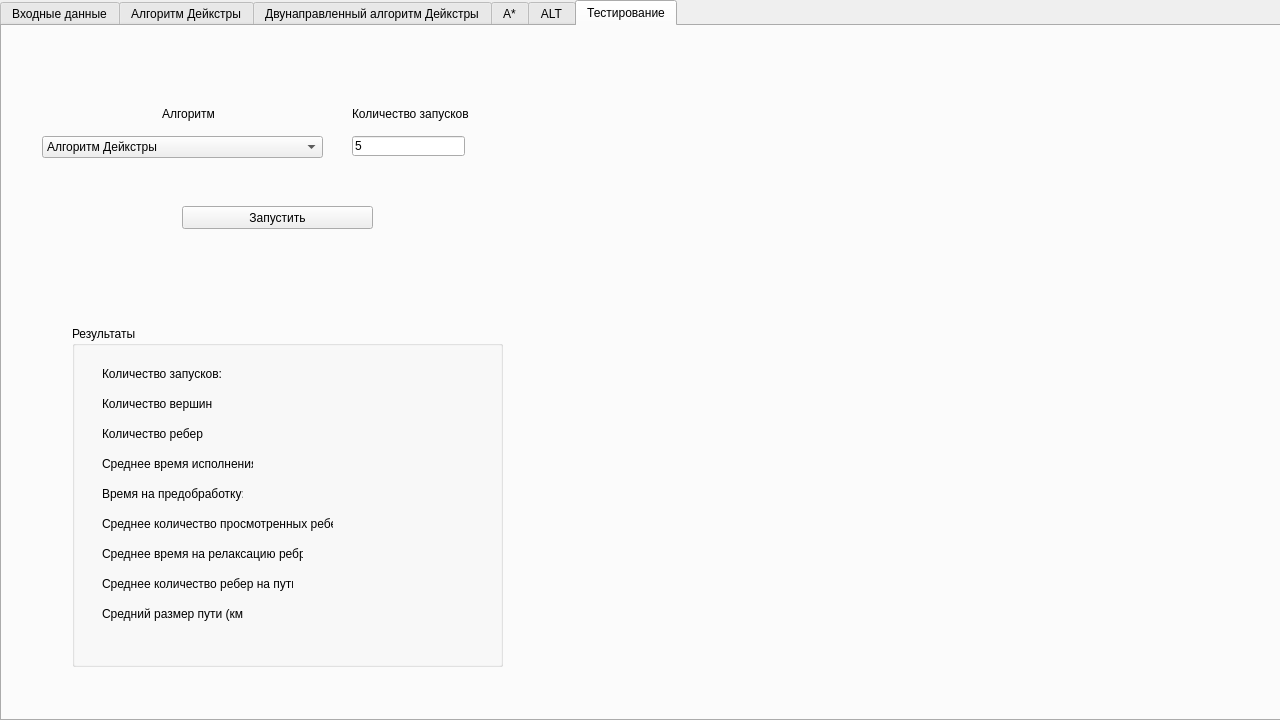
mchrome/ShortestPathComparisonApp, file ui/PFA.ui: the form before one commit.
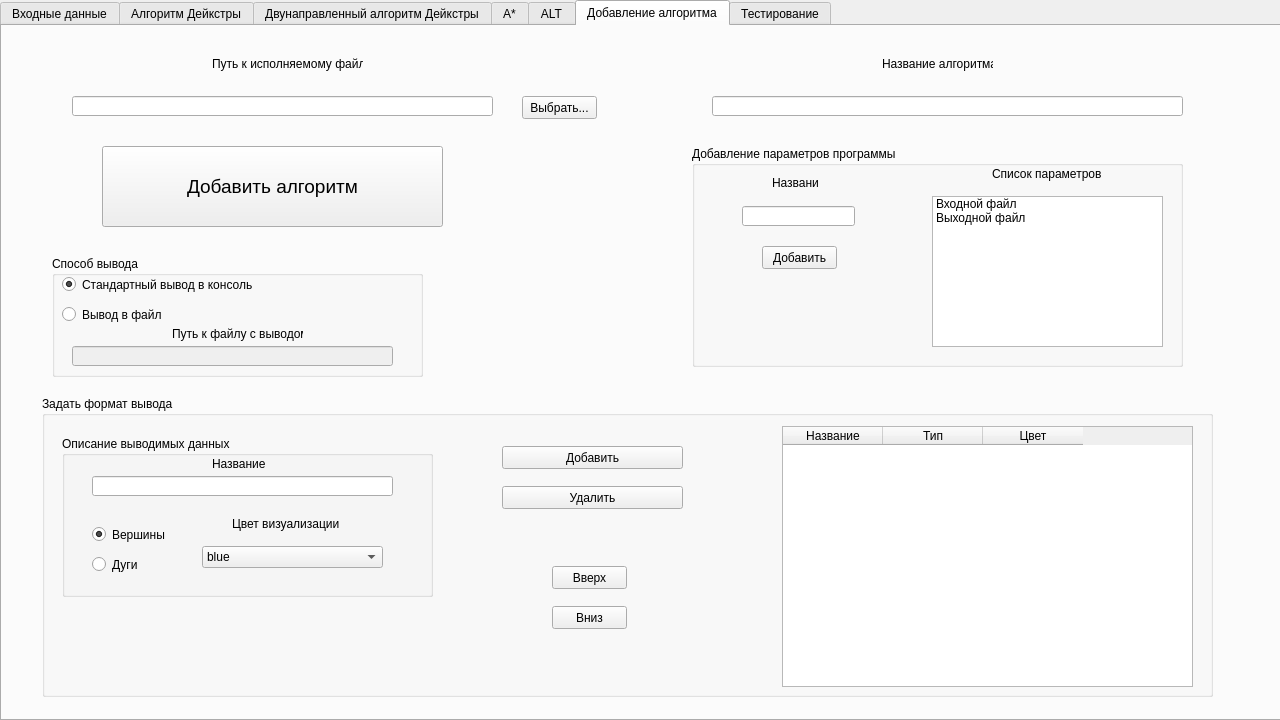
The form after the commit.

What changed in the file:
```diff
--- a/ui/PFA.ui
+++ b/ui/PFA.ui
@@ -1176,6 +1176,432 @@
      </property>
     </widget>
    </widget>
+   <widget class="QWidget" name="tab_7">
+    <attribute name="title">
+     <string>Добавление алгоритма</string>
+    </attribute>
+    <widget class="QPushButton" name="pushButton_8">
+     <property name="geometry">
+      <rect>
+       <x>520</x>
+       <y>70</y>
+       <width>75</width>
+       <height>23</height>
+      </rect>
+     </property>
+     <property name="text">
+      <string>Выбрать...</string>
+     </property>
+    </widget>
+    <widget class="QLabel" name="label_60">
+     <property name="geometry">
+      <rect>
+       <x>210</x>
+       <y>30</y>
+       <width>151</width>
+       <height>16</height>
+      </rect>
+     </property>
+     <property name="text">
+      <string>Путь к исполняемому файлу</string>
+     </property>
+    </widget>
+    <widget class="QLineEdit" name="lineEdit_22">
+     <property name="geometry">
+      <rect>
+       <x>70</x>
+       <y>70</y>
+       <width>421</width>
+       <height>20</height>
+      </rect>
+     </property>
+     <property name="readOnly">
+      <bool>true</bool>
+     </property>
+    </widget>
+    <widget class="QGroupBox" name="groupBox_17">
+     <property name="geometry">
+      <rect>
+       <x>690</x>
+       <y>120</y>
+       <width>491</width>
+       <height>221</height>
+      </rect>
+     </property>
+     <property name="title">
+      <string>Добавление параметров программы</string>
+     </property>
+     <widget class="QLineEdit" name="lineEdit_23">
+      <property name="geometry">
+       <rect>
+        <x>50</x>
+        <y>60</y>
+        <width>113</width>
+        <height>20</height>
+       </rect>
+      </property>
+     </widget>
+     <widget class="QLabel" name="label_61">
+      <property name="geometry">
+       <rect>
+        <x>80</x>
+        <y>30</y>
+        <width>47</width>
+        <height>13</height>
+       </rect>
+      </property>
+      <property name="text">
+       <string>Название</string>
+      </property>
+     </widget>
+     <widget class="QPushButton" name="pushButton_9">
+      <property name="geometry">
+       <rect>
+        <x>70</x>
+        <y>100</y>
+        <width>75</width>
+        <height>23</height>
+       </rect>
+      </property>
+      <property name="text">
+       <string>Добавить</string>
+      </property>
+     </widget>
+     <widget class="QLabel" name="label_62">
+      <property name="geometry">
+       <rect>
+        <x>300</x>
+        <y>20</y>
+        <width>111</width>
+        <height>16</height>
+       </rect>
+      </property>
+      <property name="text">
+       <string>Список параметров</string>
+      </property>
+     </widget>
+     <widget class="QListWidget" name="listWidget_2">
+      <property name="geometry">
+       <rect>
+        <x>240</x>
+        <y>50</y>
+        <width>231</width>
+        <height>151</height>
+       </rect>
+      </property>
+      <item>
+       <property name="text">
+        <string>Входной файл</string>
+       </property>
+      </item>
+      <item>
+       <property name="text">
+        <string>Выходной файл</string>
+       </property>
+      </item>
+     </widget>
+    </widget>
+    <widget class="QGroupBox" name="groupBox_18">
+     <property name="geometry">
+      <rect>
+       <x>40</x>
+       <y>370</y>
+       <width>1171</width>
+       <height>301</height>
+      </rect>
+     </property>
+     <property name="title">
+      <string>Задать формат вывода</string>
+     </property>
+     <widget class="QGroupBox" name="groupBox_20">
+      <property name="geometry">
+       <rect>
+        <x>20</x>
+        <y>40</y>
+        <width>371</width>
+        <height>161</height>
+       </rect>
+      </property>
+      <property name="title">
+       <string>Описание выводимых данных</string>
+      </property>
+      <widget class="QLabel" name="label_64">
+       <property name="geometry">
+        <rect>
+         <x>150</x>
+         <y>20</y>
+         <width>61</width>
+         <height>16</height>
+        </rect>
+       </property>
+       <property name="text">
+        <string>Название</string>
+       </property>
+      </widget>
+      <widget class="QLineEdit" name="lineEdit_25">
+       <property name="geometry">
+        <rect>
+         <x>30</x>
+         <y>40</y>
+         <width>301</width>
+         <height>20</height>
+        </rect>
+       </property>
+      </widget>
+      <widget class="QRadioButton" name="radioButton_3">
+       <property name="geometry">
+        <rect>
+         <x>30</x>
+         <y>90</y>
+         <width>82</width>
+         <height>17</height>
+        </rect>
+       </property>
+       <property name="text">
+        <string>Вершины</string>
+       </property>
+       <property name="checked">
+        <bool>true</bool>
+       </property>
+      </widget>
+      <widget class="QRadioButton" name="radioButton_4">
+       <property name="geometry">
+        <rect>
+         <x>30</x>
+         <y>120</y>
+         <width>82</width>
+         <height>17</height>
+        </rect>
+       </property>
+       <property name="text">
+        <string>Дуги</string>
+       </property>
+      </widget>
+      <widget class="QLabel" name="label_65">
+       <property name="geometry">
+        <rect>
+         <x>170</x>
+         <y>80</y>
+         <width>111</width>
+         <height>16</height>
+        </rect>
+       </property>
+       <property name="text">
+        <string>Цвет визуализации</string>
+       </property>
+      </widget>
+      <widget class="QComboBox" name="comboBox_2">
+       <property name="geometry">
+        <rect>
+         <x>140</x>
+         <y>110</y>
+         <width>181</width>
+         <height>22</height>
+        </rect>
+       </property>
+       <item>
+        <property name="text">
+         <string>blue</string>
+        </property>
+       </item>
+       <item>
+        <property name="text">
+         <string>red</string>
+        </property>
+       </item>
+      </widget>
+     </widget>
+     <widget class="QPushButton" name="pushButton_11">
+      <property name="geometry">
+       <rect>
+        <x>460</x>
+        <y>90</y>
+        <width>181</width>
+        <height>23</height>
+       </rect>
+      </property>
+      <property name="text">
+       <string>Удалить</string>
+      </property>
+     </widget>
+     <widget class="QPushButton" name="pushButton_12">
+      <property name="geometry">
+       <rect>
+        <x>460</x>
+        <y>50</y>
+        <width>181</width>
+        <height>23</height>
+       </rect>
+      </property>
+      <property name="text">
+       <string>Добавить</string>
+      </property>
+     </widget>
+     <widget class="QPushButton" name="pushButton_13">
+      <property name="geometry">
+       <rect>
+        <x>510</x>
+        <y>170</y>
+        <width>75</width>
+        <height>23</height>
+       </rect>
+      </property>
+      <property name="text">
+       <string>Вверх</string>
+      </property>
+     </widget>
+     <widget class="QPushButton" name="pushButton_14">
+      <property name="geometry">
+       <rect>
+        <x>510</x>
+        <y>210</y>
+        <width>75</width>
+        <height>23</height>
+       </rect>
+      </property>
+      <property name="text">
+       <string>Вниз</string>
+      </property>
+     </widget>
+     <widget class="QTableWidget" name="tableWidget">
+      <property name="geometry">
+       <rect>
+        <x>740</x>
+        <y>30</y>
+        <width>411</width>
+        <height>261</height>
+       </rect>
+      </property>
+      <property name="columnCount">
+       <number>3</number>
+      </property>
+      <column>
+       <property name="text">
+        <string>Название</string>
+       </property>
+      </column>
+      <column>
+       <property name="text">
+        <string>Тип</string>
+       </property>
+      </column>
+      <column>
+       <property name="text">
+        <string>Цвет</string>
+       </property>
+      </column>
+     </widget>
+    </widget>
+    <widget class="QPushButton" name="pushButton_15">
+     <property name="geometry">
+      <rect>
+       <x>100</x>
+       <y>120</y>
+       <width>341</width>
+       <height>81</height>
+      </rect>
+     </property>
+     <property name="font">
+      <font>
+       <pointsize>14</pointsize>
+      </font>
+     </property>
+     <property name="text">
+      <string>Добавить алгоритм</string>
+     </property>
+    </widget>
+    <widget class="QGroupBox" name="groupBox_19">
+     <property name="geometry">
+      <rect>
+       <x>50</x>
+       <y>230</y>
+       <width>371</width>
+       <height>121</height>
+      </rect>
+     </property>
+     <property name="title">
+      <string>Способ вывода</string>
+     </property>
+     <widget class="QRadioButton" name="radioButton">
+      <property name="geometry">
+       <rect>
+        <x>10</x>
+        <y>20</y>
+        <width>191</width>
+        <height>17</height>
+       </rect>
+      </property>
+      <property name="text">
+       <string>Стандартный вывод в консоль</string>
+      </property>
+      <property name="checked">
+       <bool>true</bool>
+      </property>
+     </widget>
+     <widget class="QRadioButton" name="radioButton_2">
+      <property name="geometry">
+       <rect>
+        <x>10</x>
+        <y>50</y>
+        <width>201</width>
+        <height>17</height>
+       </rect>
+      </property>
+      <property name="text">
+       <string>Вывод в файл</string>
+      </property>
+     </widget>
+     <widget class="QLineEdit" name="lineEdit_24">
+      <property name="enabled">
+       <bool>false</bool>
+      </property>
+      <property name="geometry">
+       <rect>
+        <x>20</x>
+        <y>90</y>
+        <width>321</width>
+        <height>20</height>
+       </rect>
+      </property>
+     </widget>
+     <widget class="QLabel" name="label_63">
+      <property name="geometry">
+       <rect>
+        <x>120</x>
+        <y>70</y>
+        <width>131</width>
+        <height>16</height>
+       </rect>
+      </property>
+      <property name="text">
+       <string>Путь к файлу с выводом</string>
+      </property>
+     </widget>
+    </widget>
+    <widget class="QLineEdit" name="lineEdit_27">
+     <property name="geometry">
+      <rect>
+       <x>710</x>
+       <y>70</y>
+       <width>471</width>
+       <height>20</height>
+      </rect>
+     </property>
+    </widget>
+    <widget class="QLabel" name="label_67">
+     <property name="geometry">
+      <rect>
+       <x>880</x>
+       <y>30</y>
+       <width>111</width>
+       <height>16</height>
+      </rect>
+     </property>
+     <property name="text">
+      <string>Название алгоритма</string>
+     </property>
+    </widget>
+   </widget>
    <widget class="QWidget" name="tab_6">
     <attribute name="title">
      <string>Тестирование</string>
```
Left out of the diff: 55 changed lines with no effect on the pictures.
